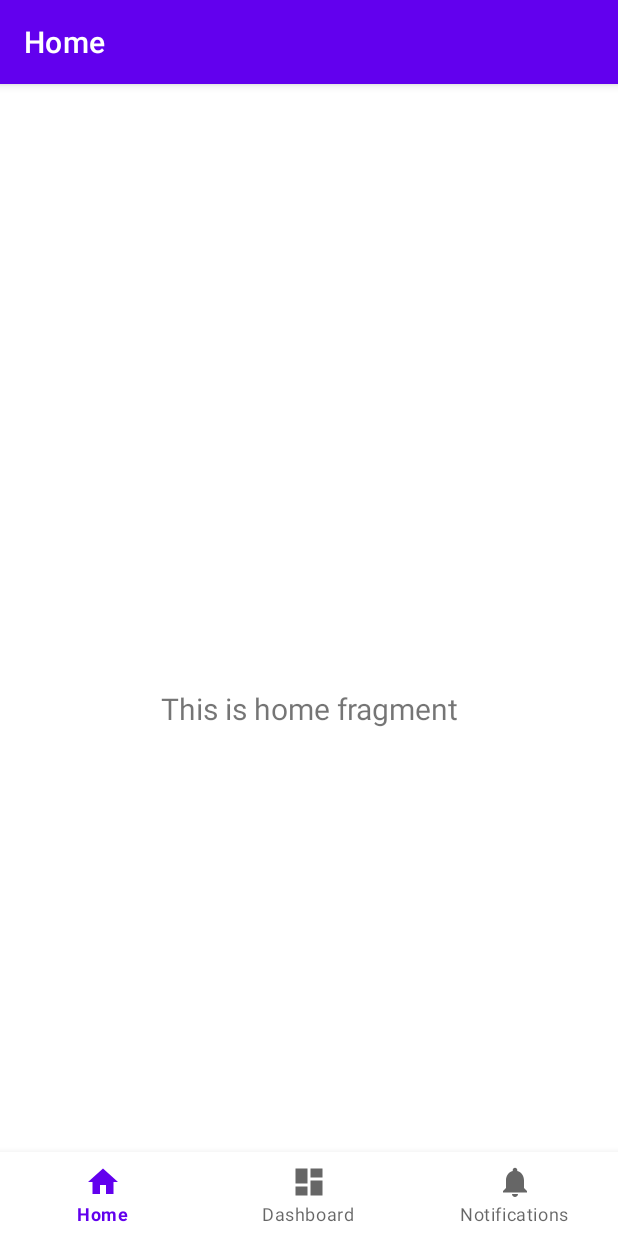
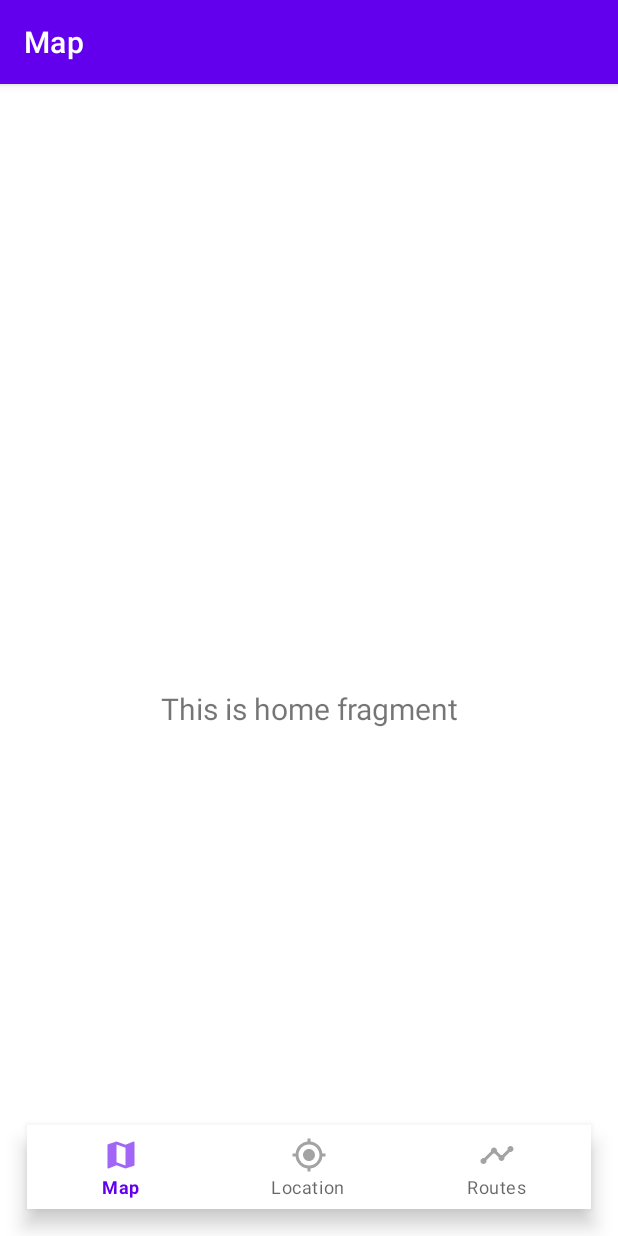
Before and after one commit to robertocarlosmedina/masrapt, an Android app: the screen it shows after launch (MainActivity), on a phone screen of 412 x 824 dp. Run offline under Robolectric (Android 15) with nearby library versions, the phone set to English and light mode, and no system bars; our stand-ins replace navigation-ui.

Commit message:
Updating the bottom navbar
Adding the new icons and the editting the names

```diff
--- /dev/null
+++ b/app/src/main/res/drawable-anydpi/ic_map_bus.xml
@@ -0,0 +1,11 @@
+<vector xmlns:android="http://schemas.android.com/apk/res/android"
+    android:width="24dp"
+    android:height="24dp"
+    android:viewportWidth="24"
+    android:viewportHeight="24"
+    android:tint="#333333"
+    android:alpha="0.6">
+  <path
+      android:fillColor="@android:color/white"
+      android:pathData="M20.5,3l-0.16,0.03L15,5.1 9,3 3.36,4.9c-0.21,0.07 -0.36,0.25 -0.36,0.48V20.5c0,0.28 0.22,0.5 0.5,0.5l0.16,-0.03L9,18.9l6,2.1 5.64,-1.9c0.21,-0.07 0.36,-0.25 0.36,-0.48V3.5c0,-0.28 -0.22,-0.5 -0.5,-0.5zM15,19l-6,-2.11V5l6,2.11V19z"/>
+</vector>
--- /dev/null
+++ b/app/src/main/res/drawable-anydpi/ic_personal_location.xml
@@ -0,0 +1,11 @@
+<vector xmlns:android="http://schemas.android.com/apk/res/android"
+    android:width="24dp"
+    android:height="24dp"
+    android:viewportWidth="24"
+    android:viewportHeight="24"
+    android:tint="#333333"
+    android:alpha="0.6">
+  <path
+      android:fillColor="@android:color/white"
+      android:pathData="M12,8c-2.21,0 -4,1.79 -4,4s1.79,4 4,4 4,-1.79 4,-4 -1.79,-4 -4,-4zM20.94,11c-0.46,-4.17 -3.77,-7.48 -7.94,-7.94L13,1h-2v2.06C6.83,3.52 3.52,6.83 3.06,11L1,11v2h2.06c0.46,4.17 3.77,7.48 7.94,7.94L11,23h2v-2.06c4.17,-0.46 7.48,-3.77 7.94,-7.94L23,13v-2h-2.06zM12,19c-3.87,0 -7,-3.13 -7,-7s3.13,-7 7,-7 7,3.13 7,7 -3.13,7 -7,7z"/>
+</vector>
--- /dev/null
+++ b/app/src/main/res/drawable-anydpi/ic_routes_name.xml
@@ -0,0 +1,11 @@
+<vector xmlns:android="http://schemas.android.com/apk/res/android"
+    android:width="24dp"
+    android:height="24dp"
+    android:viewportWidth="24"
+    android:viewportHeight="24"
+    android:tint="#333333"
+    android:alpha="0.6">
+  <path
+      android:fillColor="@android:color/white"
+      android:pathData="M23,8c0,1.1 -0.9,2 -2,2c-0.18,0 -0.35,-0.02 -0.51,-0.07l-3.56,3.55C16.98,13.64 17,13.82 17,14c0,1.1 -0.9,2 -2,2s-2,-0.9 -2,-2c0,-0.18 0.02,-0.36 0.07,-0.52l-2.55,-2.55C10.36,10.98 10.18,11 10,11s-0.36,-0.02 -0.52,-0.07l-4.55,4.56C4.98,15.65 5,15.82 5,16c0,1.1 -0.9,2 -2,2s-2,-0.9 -2,-2s0.9,-2 2,-2c0.18,0 0.35,0.02 0.51,0.07l4.56,-4.55C8.02,9.36 8,9.18 8,9c0,-1.1 0.9,-2 2,-2s2,0.9 2,2c0,0.18 -0.02,0.36 -0.07,0.52l2.55,2.55C14.64,12.02 14.82,12 15,12s0.36,0.02 0.52,0.07l3.55,-3.56C19.02,8.35 19,8.18 19,8c0,-1.1 0.9,-2 2,-2S23,6.9 23,8z"/>
+</vector>
--- a/app/src/main/res/drawable/ic_notifications_black_24dp.xml
+++ /dev/null
@@ -1,9 +0,0 @@
-<vector xmlns:android="http://schemas.android.com/apk/res/android"
-    android:width="24dp"
-    android:height="24dp"
-    android:viewportWidth="24.0"
-    android:viewportHeight="24.0">
-    <path
-        android:fillColor="#FF000000"
-        android:pathData="M12,22c1.1,0 2,-0.9 2,-2h-4c0,1.1 0.89,2 2,2zM18,16v-5c0,-3.07 -1.64,-5.64 -4.5,-6.32L13.5,4c0,-0.83 -0.67,-1.5 -1.5,-1.5s-1.5,0.67 -1.5,1.5v0.68C7.63,5.36 6,7.92 6,11v5l-2,2v1h16v-1l-2,-2z" />
-</vector>
--- a/app/src/main/res/layout/activity_main.xml
+++ b/app/src/main/res/layout/activity_main.xml
@@ -10,13 +10,16 @@
         android:id="@+id/nav_view"
         android:layout_width="0dp"
         android:layout_height="wrap_content"
-        android:layout_marginStart="0dp"
-        android:layout_marginEnd="0dp"
+        android:layout_marginStart="18dp"
+        android:layout_marginEnd="18dp"
+        android:layout_marginBottom="18dp"
         android:background="?android:attr/windowBackground"
+        android:radius = "45dp"
         app:layout_constraintBottom_toBottomOf="parent"
         app:layout_constraintLeft_toLeftOf="parent"
         app:layout_constraintRight_toRightOf="parent"
         app:menu="@menu/bottom_nav_menu" />
+
 
     <fragment
         android:id="@+id/nav_host_fragment_activity_main"
@@ -28,6 +31,7 @@
         app:layout_constraintLeft_toLeftOf="parent"
         app:layout_constraintRight_toRightOf="parent"
         app:layout_constraintTop_toTopOf="parent"
-        app:navGraph="@navigation/mobile_navigation" />
+        app:navGraph="@navigation/mobile_navigation"
+        />
 
 </androidx.constraintlayout.widget.ConstraintLayout>
--- a/app/src/main/res/menu/bottom_nav_menu.xml
+++ b/app/src/main/res/menu/bottom_nav_menu.xml
@@ -3,17 +3,18 @@
 
     <item
         android:id="@+id/navigation_home"
-        android:icon="@drawable/ic_home_black_24dp"
+        android:icon="@drawable/ic_map_bus"
         android:title="@string/title_home" />
 
     <item
         android:id="@+id/navigation_dashboard"
-        android:icon="@drawable/ic_dashboard_black_24dp"
-        android:title="@string/title_dashboard" />
+        android:icon="@drawable/ic_personal_location"
+        android:title="@string/title_dashboard"
+        android:background="#000000"/>
 
     <item
         android:id="@+id/navigation_notifications"
-        android:icon="@drawable/ic_notifications_black_24dp"
+        android:icon="@drawable/ic_routes_name"
         android:title="@string/title_notifications" />
 
 </menu>
--- a/app/src/main/res/values/strings.xml
+++ b/app/src/main/res/values/strings.xml
@@ -1,6 +1,6 @@
 <resources>
     <string name="app_name">masRapt</string>
-    <string name="title_home">Home</string>
-    <string name="title_dashboard">Dashboard</string>
-    <string name="title_notifications">Notifications</string>
+    <string name="title_home">Map</string>
+    <string name="title_dashboard">Location</string>
+    <string name="title_notifications">Routes</string>
 </resources>
```
Also changed, not shown: app/src/main/res/drawable-hdpi/ic_map_bus.png (added), app/src/main/res/drawable-hdpi/ic_personal_location.png (added), app/src/main/res/drawable-hdpi/ic_routes_name.png (added), app/src/main/res/drawable-mdpi/ic_map_bus.png (added), app/src/main/res/drawable-mdpi/ic_personal_location.png (added), app/src/main/res/drawable-mdpi/ic_routes_name.png (added), app/src/main/res/drawable-xhdpi/ic_map_bus.png (added), app/src/main/res/drawable-xhdpi/ic_personal_location.png (added), app/src/main/res/drawable-xhdpi/ic_routes_name.png (added), app/src/main/res/drawable-xxhdpi/ic_map_bus.png (added), app/src/main/res/drawable-xxhdpi/ic_personal_location.png (added), app/src/main/res/drawable-xxhdpi/ic_routes_name.png (added).
